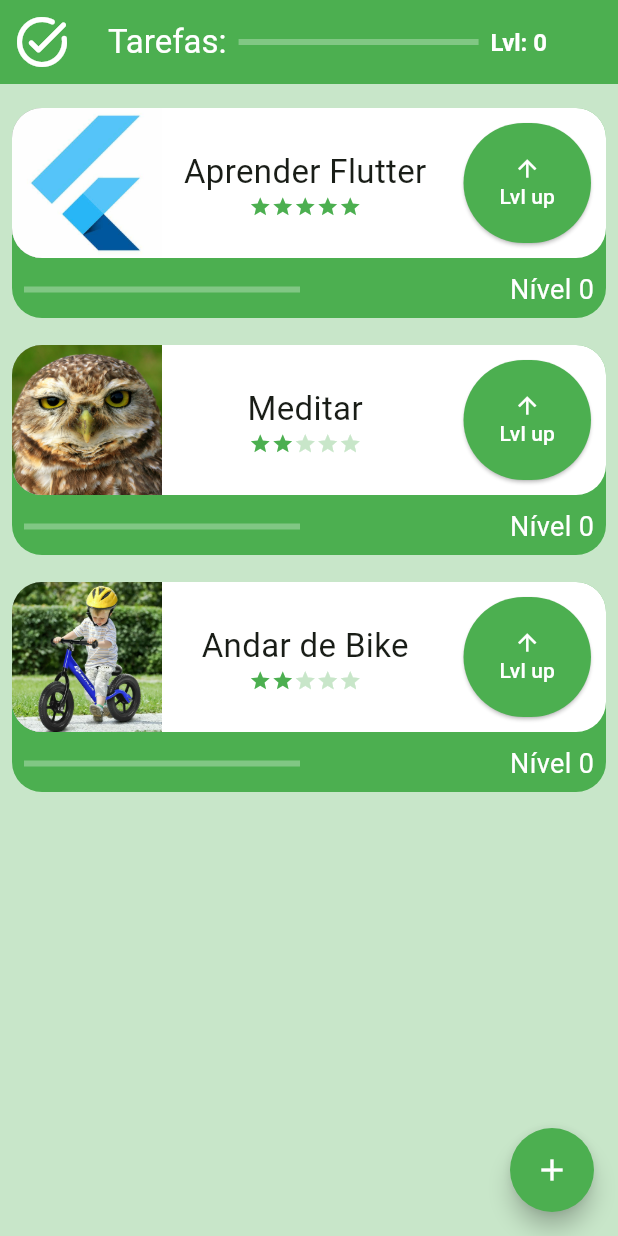
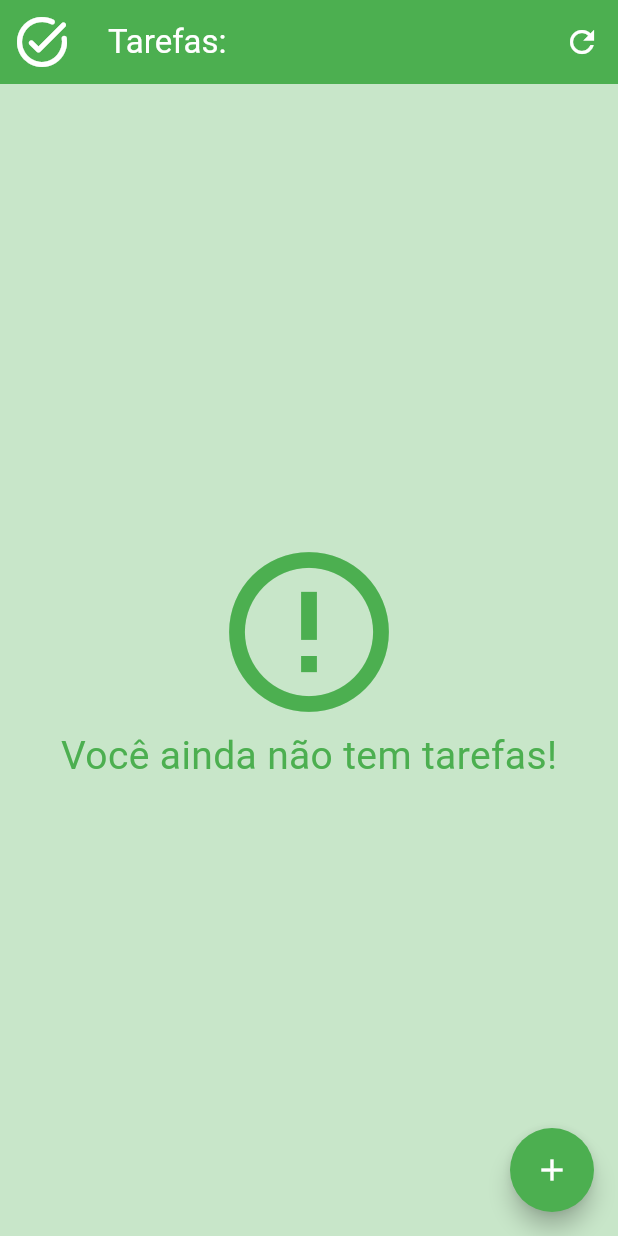
Before and after one commit to LobsLAF/TaskManager, a Flutter app: the screen it shows after launch, on a phone screen of 412 x 824 dp. Run offline on Flutter 3.47's test engine with Material 3 defaults, Android fonts, the phone set to English and light mode, and no system bars; our stand-ins replace sqflite; accounts and stored records are empty.

Commit message:
diálogo de confirmação de deleção de tarefa,
Cores de maestria e barra de nivel da tarefa corrigidos, Nivel total do jogador removido

```diff
--- a/lib/data/player_level.dart
+++ /dev/null
@@ -1,14 +0,0 @@
-import 'package:flutter/material.dart';
-
-class PlayerLevel with ChangeNotifier {
-
-  double _level = 0;
-
-  double get level => _level;
-
-  void incrementLevel(double value) {
-    _level += value;
-    // print(_level);
-    notifyListeners();
-  }
-}
--- a/lib/data/task_list.dart
+++ /dev/null
@@ -1,18 +0,0 @@
-import 'package:flutter/material.dart';
-import 'package:todo_list/components/task.dart';
-
-class TaskList with ChangeNotifier {
-
-  final List<Task> _taskList = [
-    Task(5, 'Aprender Flutter', 'assets/images/flutter.jpg'),
-    Task(2, 'Meditar', 'assets/images/cuja.jpg'),
-    Task(2, 'Andar de Bike', 'assets/images/bike.webp',),
-  ];
-
-  List<Task> get taskList => _taskList;
-
-  void newTask(int diff, String name, String img) {
-    _taskList.add(Task(diff, name, img));
-    notifyListeners();
-  }
-}
--- a/lib/screens/tela.dart
+++ b/lib/screens/tela.dart
@@ -1,7 +1,6 @@
 import 'package:flutter/material.dart';
-import 'package:provider/provider.dart';
-import 'package:todo_list/data/player_level.dart';
-import 'package:todo_list/data/task_list.dart';
+import 'package:todo_list/components/task.dart';
+import 'package:todo_list/data/task_dao.dart';
 import 'package:todo_list/screens/new_task_form.dart';
 
 // ignore: must_be_immutable
@@ -18,45 +17,85 @@ class _TelaState extends State<Tela> {
     return Scaffold(
       backgroundColor: Colors.green[100],
       appBar: AppBar(
+        actions: [
+          IconButton(
+              onPressed: () {
+                setState(() {});
+              },
+              icon: const Icon(
+                Icons.refresh,
+                color: Colors.white,
+              ))
+        ],
         leading: const Icon(
           Icons.task_alt_rounded,
           color: Colors.white,
           size: 40,
         ),
-        title: Row(
-          children: [
-            const Text(
+        title: const Text(
           'Tarefas:',
           style: TextStyle(color: Colors.white),
         ),
-            Padding(
-              padding: const EdgeInsets.all(8.0),
-              child: SizedBox(
-                width: 160,
-                child: LinearProgressIndicator(
-                  backgroundColor: Colors.green[300],
-                  color: Colors.white,
-                  value: Provider.of<PlayerLevel>(context).level/100 % 1,
+      ),
+      body: FutureBuilder<List<Task>>(
+          future: TaskDao().findAll(),
+          builder: (context, snapshot) {
+            List<Task>? items = snapshot.data;
+            switch (snapshot.connectionState) {
+              case ConnectionState.none:
+              case ConnectionState.waiting:
+              case ConnectionState.active:
+                return const Center(
+                  child: Column(
+                    mainAxisAlignment: MainAxisAlignment.center,
+                    children: [
+                      CircularProgressIndicator(
+                        color: Colors.green,
+                      ),
+                      Text(
+                        'Carregando...',
+                        style: TextStyle(
+                          color: Colors.green,
+                          fontSize: 24,
                         ),
                       ),
+                    ],
+                  ),
+                );
+              case ConnectionState.done:
+                if (snapshot.hasData && items != null) {
+                  if (items.isNotEmpty) {
+                    return ListView.builder(
+                      itemCount: items.length,
+                      itemBuilder: (context, index) {
+                        return items[index];
+                      },
+                    );
+                  } else {
+                    return const Center(
+                      child: Column(
+                        mainAxisAlignment: MainAxisAlignment.center,
+                        children: [
+                          Icon(
+                            Icons.error_outline,
+                            color: Colors.green,
+                            size: 128,
                           ),
                           Text(
-              'Lvl: ${Provider.of<PlayerLevel>(context).level.round()}',
-              style: const TextStyle(
-                fontSize: 16,
-                fontWeight: FontWeight.bold,
-                color: Colors.white,
+                            'Você ainda não tem tarefas!',
+                            style: TextStyle(
+                              color: Colors.green,
+                              fontSize: 26,
                             ),
                           )
                         ],
                       ),
-      ),
-      body: SingleChildScrollView(
-        padding: const EdgeInsets.only(bottom: 70, top: 8),
-        child: Column(
-          children: Provider.of<TaskList>(context).taskList,
-        ),
-      ),
+                    );
+                  }
+                }
+                return const Text('Erro ao carregar as tarefas.');
+            }
+          }),
       floatingActionButton: FloatingActionButton(
         shape: const CircleBorder(),
         onPressed: () {
@@ -67,7 +106,7 @@ class _TelaState extends State<Tela> {
                 taskContext: context,
               ),
             ),
-          );
+          ).then((value) => setState(() {}));
         },
         child: const Icon(
           Icons.add,
```
Also changed, not shown: lib/components/delete_task_dialog.dart (added, +43 -0 lines), lib/components/task.dart (+40 -31 lines), lib/data/task_dao.dart (+34 -13 lines), lib/main.dart (+1 -10 lines), lib/screens/new_task_form.dart (+10 -4 lines). Lines whose indentation alone changed are shown as unchanged.
